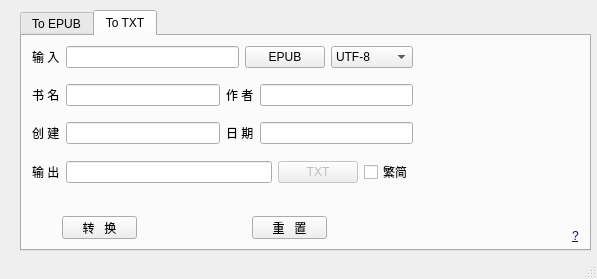
First picture: the form in TXT2EPUB/Txt2epub.ui, repository etony/myPyTool, before the edit.
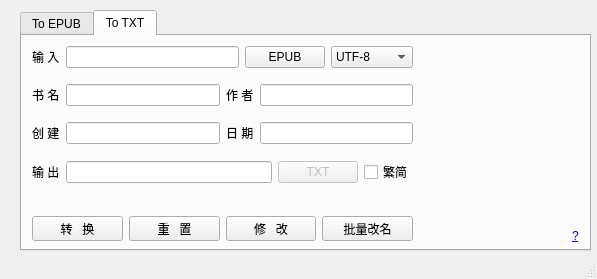
Second picture: the form after the edit. The open tabs and pages were chosen to show the change. Icons and pictures are not drawn.

What changed in the file:
```diff
--- a/TXT2EPUB/Txt2epub.ui
+++ b/TXT2EPUB/Txt2epub.ui
@@ -248,32 +248,6 @@
        <bool>true</bool>
       </property>
      </widget>
-     <widget class="QPushButton" name="pb_out_conver">
-      <property name="geometry">
-       <rect>
-        <x>40</x>
-        <y>180</y>
-        <width>75</width>
-        <height>23</height>
-       </rect>
-      </property>
-      <property name="text">
-       <string>转   换</string>
-      </property>
-     </widget>
-     <widget class="QPushButton" name="pb_out_reset">
-      <property name="geometry">
-       <rect>
-        <x>230</x>
-        <y>180</y>
-        <width>75</width>
-        <height>23</height>
-       </rect>
-      </property>
-      <property name="text">
-       <string>重   置</string>
-      </property>
-     </widget>
      <widget class="QWidget" name="layoutWidget">
       <property name="geometry">
        <rect>
@@ -419,6 +393,46 @@
        <bool>true</bool>
       </property>
      </widget>
+     <widget class="QWidget" name="layoutWidget">
+      <property name="geometry">
+       <rect>
+        <x>10</x>
+        <y>180</y>
+        <width>381</width>
+        <height>25</height>
+       </rect>
+      </property>
+      <layout class="QHBoxLayout" name="horizontalLayout_10">
+       <item>
+        <widget class="QPushButton" name="pb_out_conver">
+         <property name="text">
+          <string>转   换</string>
+         </property>
+        </widget>
+       </item>
+       <item>
+        <widget class="QPushButton" name="pb_out_reset">
+         <property name="text">
+          <string>重   置</string>
+         </property>
+        </widget>
+       </item>
+       <item>
+        <widget class="QPushButton" name="pb_out_modi">
+         <property name="text">
+          <string>修   改</string>
+         </property>
+        </widget>
+       </item>
+       <item>
+        <widget class="QPushButton" name="pb_bat_rename">
+         <property name="text">
+          <string>批量改名</string>
+         </property>
+        </widget>
+       </item>
+      </layout>
+     </widget>
     </widget>
    </widget>
   </widget>
```
